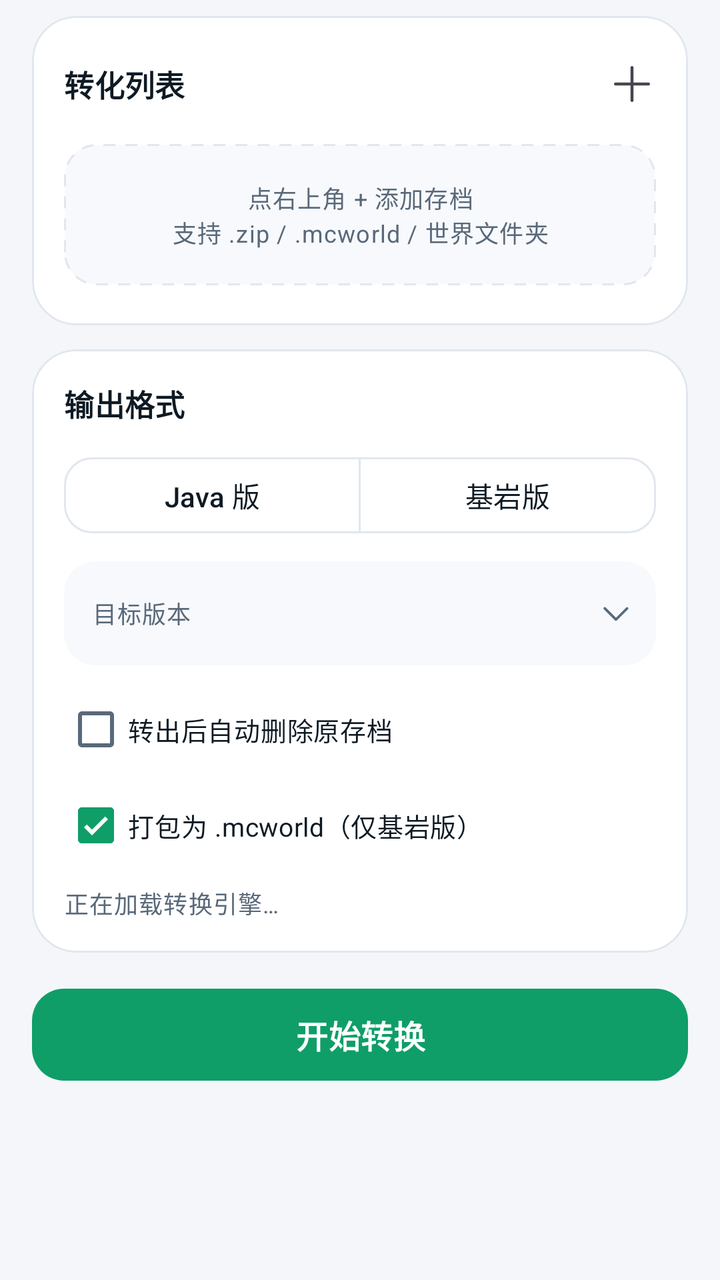
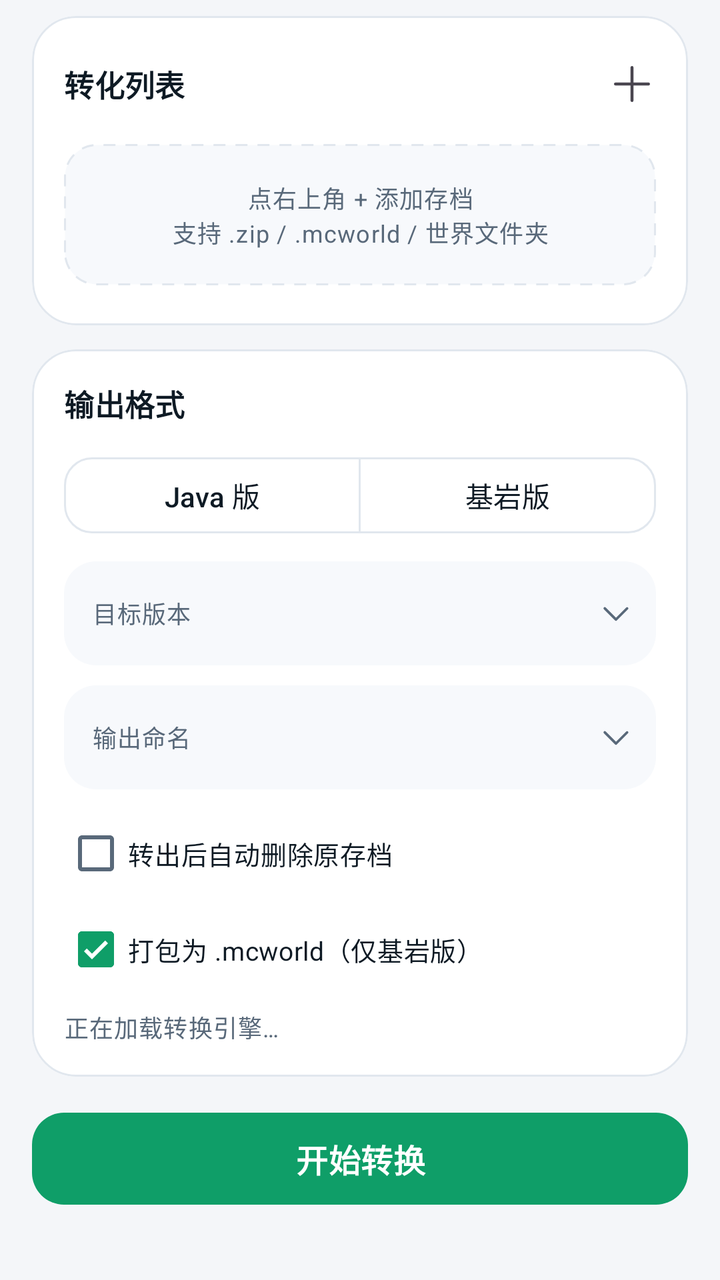

Two renders of the same Android screen: before a commit and after it. Below are the layout's source before the change and the commit's diff.
<!-- AndroidManifest.xml: application theme Theme.LiteChunk -->
<!-- res/layout/fragment_convert.xml -->
<?xml version="1.0" encoding="utf-8"?>
<androidx.core.widget.NestedScrollView xmlns:android="http://schemas.android.com/apk/res/android"
    xmlns:app="http://schemas.android.com/apk/res-auto"
    android:layout_width="match_parent"
    android:layout_height="match_parent"
    android:clipToPadding="false"
    android:fillViewport="true"
    android:scrollbars="none">

    <LinearLayout
        android:layout_width="match_parent"
        android:layout_height="wrap_content"
        android:orientation="vertical"
        android:paddingStart="16dp"
        android:paddingTop="8dp"
        android:paddingEnd="16dp"
        android:paddingBottom="28dp">

        
        <com.google.android.material.card.MaterialCardView
            style="@style/Widget.LiteChunk.Card"
            android:layout_width="match_parent"
            android:layout_height="wrap_content">

            <LinearLayout
                android:layout_width="match_parent"
                android:layout_height="wrap_content"
                android:orientation="vertical"
                android:paddingStart="16dp"
                android:paddingTop="14dp"
                android:paddingEnd="8dp"
                android:paddingBottom="14dp">

                <LinearLayout
                    android:layout_width="match_parent"
                    android:layout_height="wrap_content"
                    android:gravity="center_vertical"
                    android:orientation="horizontal">

                    <TextView
                        android:layout_width="0dp"
                        android:layout_height="wrap_content"
                        android:layout_weight="1"
                        android:text="转化列表"
                        android:textAppearance="@style/Text.LiteChunk.Section" />

                    <TextView
                        android:id="@+id/tvQueueCount"
                        android:layout_width="wrap_content"
                        android:layout_height="wrap_content"
                        android:layout_marginEnd="6dp"
                        android:textAppearance="@style/Text.LiteChunk.Caption" />

                    <ImageButton
                        android:id="@+id/btnAdd"
                        android:layout_width="40dp"
                        android:layout_height="40dp"
                        android:background="?attr/selectableItemBackgroundBorderless"
                        android:contentDescription="添加存档"
                        android:src="@drawable/ic_add" />
                </LinearLayout>

                <TextView
                    android:id="@+id/tvQueueEmpty"
                    android:layout_width="match_parent"
                    android:layout_height="wrap_content"
                    android:layout_marginTop="10dp"
                    android:layout_marginEnd="8dp"
                    android:layout_marginBottom="6dp"
                    android:background="@drawable/bg_picker"
                    android:gravity="center"
                    android:padding="18dp"
                    android:text="点右上角 + 添加存档\n支持 .zip / .mcworld / 世界文件夹"
                    android:textAppearance="@style/Text.LiteChunk.Caption" />

                <androidx.recyclerview.widget.RecyclerView
                    android:id="@+id/rvQueue"
                    android:layout_width="match_parent"
                    android:layout_height="wrap_content"
                    android:layout_marginEnd="8dp"
                    android:nestedScrollingEnabled="false"
                    android:overScrollMode="never" />

                <TextView
                    android:id="@+id/tvQueueHint"
                    android:layout_width="match_parent"
                    android:layout_height="wrap_content"
                    android:layout_marginTop="4dp"
                    android:layout_marginEnd="8dp"
                    android:text="左滑或右滑可快速移除，也可以点右侧删除按钮"
                    android:textAppearance="@style/Text.LiteChunk.Caption"
                    android:visibility="gone" />
            </LinearLayout>
        </com.google.android.material.card.MaterialCardView>

        
        <com.google.android.material.card.MaterialCardView
            style="@style/Widget.LiteChunk.Card"
            android:layout_width="match_parent"
            android:layout_height="wrap_content"
            android:layout_marginTop="12dp">

            <LinearLayout
                android:layout_width="match_parent"
                android:layout_height="wrap_content"
                android:orientation="vertical"
                android:padding="16dp">

                <TextView
                    android:layout_width="wrap_content"
                    android:layout_height="wrap_content"
                    android:text="输出格式"
                    android:textAppearance="@style/Text.LiteChunk.Section" />

                <com.google.android.material.button.MaterialButtonToggleGroup
                    android:id="@+id/toggleEdition"
                    android:layout_width="match_parent"
                    android:layout_height="wrap_content"
                    android:layout_marginTop="12dp"
                    app:selectionRequired="true"
                    app:singleSelection="true">

                    <com.google.android.material.button.MaterialButton
                        android:id="@+id/btnJava"
                        style="@style/Widget.Material3.Button.OutlinedButton"
                        android:layout_width="0dp"
                        android:layout_height="46dp"
                        android:layout_weight="1"
                        android:text="Java 版"
                        android:textSize="14sp"
                        app:cornerRadius="14dp" />

                    <com.google.android.material.button.MaterialButton
                        android:id="@+id/btnBedrock"
                        style="@style/Widget.Material3.Button.OutlinedButton"
                        android:layout_width="0dp"
                        android:layout_height="46dp"
                        android:layout_weight="1"
                        android:text="基岩版"
                        android:textSize="14sp"
                        app:cornerRadius="14dp" />
                </com.google.android.material.button.MaterialButtonToggleGroup>

                <LinearLayout
                    android:id="@+id/rowVersion"
                    android:layout_width="match_parent"
                    android:layout_height="52dp"
                    android:layout_marginTop="10dp"
                    android:background="@drawable/bg_row"
                    android:clickable="true"
                    android:focusable="true"
                    android:gravity="center_vertical"
                    android:orientation="horizontal"
                    android:paddingStart="14dp"
                    android:paddingEnd="10dp">

                    <TextView
                        android:layout_width="wrap_content"
                        android:layout_height="wrap_content"
                        android:text="目标版本"
                        android:textAppearance="@style/Text.LiteChunk.Caption" />

                    <TextView
                        android:id="@+id/tvVersion"
                        android:layout_width="0dp"
                        android:layout_height="wrap_content"
                        android:layout_marginStart="12dp"
                        android:layout_weight="1"
                        android:textColor="@color/text"
                        android:textSize="14sp"
                        android:textStyle="bold" />

                    <ImageView
                        android:layout_width="20dp"
                        android:layout_height="20dp"
                        android:contentDescription="@null"
                        android:src="@drawable/ic_expand_more"
                        app:tint="@color/text_dim" />
                </LinearLayout>

                <com.google.android.material.checkbox.MaterialCheckBox
                    android:id="@+id/cbDeleteSource"
                    android:layout_width="match_parent"
                    android:layout_height="wrap_content"
                    android:layout_marginTop="8dp"
                    android:checked="false"
                    android:text="转出后自动删除原存档"
                    android:textColor="@color/text"
                    android:textSize="13sp" />

                <com.google.android.material.checkbox.MaterialCheckBox
                    android:id="@+id/cbPackMcworld"
                    android:layout_width="match_parent"
                    android:layout_height="wrap_content"
                    android:checked="true"
                    android:text="打包为 .mcworld（仅基岩版）"
                    android:textColor="@color/text"
                    android:textSize="13sp" />

                <TextView
                    android:id="@+id/tvEngine"
                    android:layout_width="match_parent"
                    android:layout_height="wrap_content"
                    android:layout_marginTop="6dp"
                    android:text="正在加载转换引擎…"
                    android:textAppearance="@style/Text.LiteChunk.Caption" />
            </LinearLayout>
        </com.google.android.material.card.MaterialCardView>

        <com.google.android.material.button.MaterialButton
            android:id="@+id/btnConvert"
            style="@style/Widget.LiteChunk.PrimaryButton"
            android:layout_width="match_parent"
            android:layout_height="54dp"
            android:layout_marginTop="14dp"
            android:enabled="false"
            android:text="开始转换" />

        
        <com.google.android.material.card.MaterialCardView
            android:id="@+id/cardProgress"
            style="@style/Widget.LiteChunk.Card"
            android:layout_width="match_parent"
            android:layout_height="wrap_content"
            android:layout_marginTop="12dp"
            android:visibility="gone">

            <LinearLayout
                android:layout_width="match_parent"
                android:layout_height="wrap_content"
                android:orientation="vertical"
                android:padding="16dp">

                <LinearLayout
                    android:layout_width="match_parent"
                    android:layout_height="wrap_content"
                    android:gravity="center_vertical"
                    android:orientation="horizontal">

                    <TextView
                        android:id="@+id/tvProgressTitle"
                        android:layout_width="0dp"
                        android:layout_height="wrap_content"
                        android:layout_weight="1"
                        android:textColor="@color/text"
                        android:textSize="14sp"
                        android:textStyle="bold" />

                    <TextView
                        android:id="@+id/tvProgressPercent"
                        android:layout_width="wrap_content"
                        android:layout_height="wrap_content"
                        android:textColor="@color/accent"
                        android:textSize="14sp"
                        android:textStyle="bold" />
                </LinearLayout>

                <com.google.android.material.progressindicator.LinearProgressIndicator
                    android:id="@+id/progress"
                    android:layout_width="match_parent"
                    android:layout_height="wrap_content"
                    android:layout_marginTop="10dp"
                    app:indicatorColor="@color/accent"
                    app:trackColor="@color/surface_high"
                    app:trackCornerRadius="4dp"
                    app:trackThickness="8dp" />

                <TextView
                    android:id="@+id/tvStage"
                    android:layout_width="match_parent"
                    android:layout_height="wrap_content"
                    android:layout_marginTop="10dp"
                    android:textAppearance="@style/Text.LiteChunk.Caption" />

                <com.google.android.material.button.MaterialButton
                    android:id="@+id/btnCancel"
                    style="@style/Widget.LiteChunk.OutlinedButton"
                    android:layout_width="wrap_content"
                    android:layout_height="44dp"
                    android:layout_marginTop="10dp"
                    android:text="取消" />
            </LinearLayout>
        </com.google.android.material.card.MaterialCardView>

        
        <com.google.android.material.card.MaterialCardView
            android:id="@+id/cardOutputs"
            style="@style/Widget.LiteChunk.Card"
            android:layout_width="match_parent"
            android:layout_height="wrap_content"
            android:layout_marginTop="12dp"
            android:visibility="gone">

            <LinearLayout
                android:layout_width="match_parent"
                android:layout_height="wrap_content"
                android:orientation="vertical"
                android:paddingStart="16dp"
                android:paddingTop="14dp"
                android:paddingEnd="16dp"
                android:paddingBottom="14dp">

                <TextView
                    android:layout_width="wrap_content"
                    android:layout_height="wrap_content"
                    android:text="本轮输出"
                    android:textAppearance="@style/Text.LiteChunk.Section" />

                <androidx.recyclerview.widget.RecyclerView
                    android:id="@+id/rvOutputs"
                    android:layout_width="match_parent"
                    android:layout_height="wrap_content"
                    android:layout_marginTop="8dp"
                    android:nestedScrollingEnabled="false"
                    android:overScrollMode="never" />

                <TextView
                    android:id="@+id/tvGoFiles"
                    android:layout_width="wrap_content"
                    android:layout_height="wrap_content"
                    android:layout_marginTop="4dp"
                    android:paddingTop="8dp"
                    android:paddingBottom="8dp"
                    android:text="前往文件页管理全部输出 ›"
                    android:textColor="@color/accent"
                    android:textSize="13sp" />
            </LinearLayout>
        </com.google.android.material.card.MaterialCardView>

        
        <com.google.android.material.card.MaterialCardView
            android:id="@+id/cardError"
            style="@style/Widget.LiteChunk.Card"
            android:layout_width="match_parent"
            android:layout_height="wrap_content"
            android:layout_marginTop="12dp"
            android:visibility="gone">

            <LinearLayout
                android:layout_width="match_parent"
                android:layout_height="wrap_content"
                android:orientation="vertical"
                android:padding="16dp">

                <TextView
                    android:layout_width="wrap_content"
                    android:layout_height="wrap_content"
                    android:text="转换失败"
                    android:textColor="@color/danger"
                    android:textSize="14sp"
                    android:textStyle="bold" />

                <TextView
                    android:id="@+id/tvError"
                    android:layout_width="match_parent"
                    android:layout_height="wrap_content"
                    android:layout_marginTop="6dp"
                    android:textAppearance="@style/Text.LiteChunk.Caption" />

                <com.google.android.material.button.MaterialButton
                    android:id="@+id/btnDismissError"
                    style="@style/Widget.LiteChunk.TextButton"
                    android:layout_width="wrap_content"
                    android:layout_height="wrap_content"
                    android:layout_marginTop="4dp"
                    android:text="知道了" />
            </LinearLayout>
        </com.google.android.material.card.MaterialCardView>

    </LinearLayout>
</androidx.core.widget.NestedScrollView>
<!-- resources referenced by this layout -->
<resources>
  <color name="accent">#FF0F9E68</color>
  <color name="danger">#FFD92D20</color>
  <color name="surface_high">#FFF2F5F9</color>
  <color name="text">#FF0E1A24</color>
  <color name="text_dim">#FF59697A</color>
  <!-- drawable bg_row (drawable) -->
  <?xml version="1.0" encoding="utf-8"?>
  <ripple xmlns:android="http://schemas.android.com/apk/res/android"
      android:color="@color/accent_24">
      <item>
          <shape android:shape="rectangle">
              <corners android:radius="16dp" />
              <solid android:color="@color/row_bg" />
          </shape>
      </item>
  </ripple>
  <!-- drawable ic_add (drawable) -->
  <?xml version="1.0" encoding="utf-8"?>
  <vector xmlns:android="http://schemas.android.com/apk/res/android"
      android:width="24dp"
      android:height="24dp"
      android:tint="?attr/colorControlNormal"
      android:viewportHeight="16"
      android:viewportWidth="16">
      <path
          android:fillColor="#FFFFFFFF"
          android:pathData="M8,2a0.5,0.5 0 0,1 0.5,0.5V7.5h5a0.5,0.5 0 0,1 0,1h-5v5a0.5,0.5 0 0,1 -1,0v-5h-5a0.5,0.5 0 0,1 0,-1h5v-5A0.5,0.5 0 0,1 8,2z" />
  </vector>
  <!-- drawable ic_expand_more (drawable) -->
  <?xml version="1.0" encoding="utf-8"?>
  <vector xmlns:android="http://schemas.android.com/apk/res/android"
      android:width="24dp"
      android:height="24dp"
      android:tint="?attr/colorControlNormal"
      android:viewportHeight="16"
      android:viewportWidth="16">
      <path
          android:fillColor="#FFFFFFFF"
          android:pathData="M3.15,5.65a0.5,0.5 0 0,1 0.7,0L8,9.79l4.15,-4.14a0.5,0.5 0 0,1 0.7,0.7l-4.5,4.5a0.5,0.5 0 0,1 -0.7,0l-4.5,-4.5a0.5,0.5 0 0,1 0,-0.7z" />
  </vector>
  <style name="Text.LiteChunk.Caption" parent="TextAppearance.Material3.BodySmall">
          <item name="android:textColor">@color/text_dim</item>
          <item name="android:textSize">12sp</item>
      </style>
  <style name="Text.LiteChunk.Section" parent="TextAppearance.Material3.TitleMedium">
          <item name="android:textColor">@color/text</item>
          <item name="android:textSize">15sp</item>
          <item name="android:textStyle">bold</item>
      </style>
  <style name="Widget.LiteChunk.Card" parent="Widget.Material3.CardView.Outlined">
          <item name="cardCornerRadius">22dp</item>
          <item name="cardElevation">0dp</item>
          <item name="strokeColor">@color/divider</item>
          <item name="strokeWidth">1dp</item>
          <item name="cardBackgroundColor">@color/surface</item>
      </style>
  <style name="Widget.LiteChunk.OutlinedButton" parent="Widget.Material3.Button.OutlinedButton">
          <item name="android:layout_height">44dp</item>
          <item name="cornerRadius">14dp</item>
          <item name="strokeColor">@color/divider</item>
          <item name="android:textColor">@color/text</item>
          <item name="android:textSize">13sp</item>
      </style>
  <style name="Widget.LiteChunk.PrimaryButton" parent="Widget.Material3.Button">
          <item name="android:layout_height">54dp</item>
          <item name="cornerRadius">16dp</item>
          <item name="android:textSize">16sp</item>
          <item name="android:textStyle">bold</item>
          <item name="android:letterSpacing">0.01</item>
          <item name="backgroundTint">@color/accent</item>
          <item name="android:textColor">@color/white</item>
      </style>
  <style name="Widget.LiteChunk.TextButton" parent="Widget.Material3.Button.TextButton">
          <item name="android:textColor">@color/accent</item>
          <item name="android:textSize">14sp</item>
      </style>
  <color name="row_bg_pressed">#FFEDF1F6</color>
  <color name="accent_24">#3D0F9E68</color>
  <color name="row_bg">#FFF7F9FC</color>
  <color name="divider">#FFE1E7EE</color>
  <color name="surface">#FFFFFFFF</color>
  <color name="white">#FFFFFFFF</color>
  <color name="accent_container">#FFE1F5EC</color>
  <color name="accent_alt">#FF2568CE</color>
  <color name="accent_alt_container">#FFE6EFFC</color>
  <color name="bg">#FFF4F6F9</color>
  <!-- unchanged entries left out for length: 2 -->
</resources>

<!-- the commit's change to res/layout/fragment_convert.xml (unified diff, before → after) -->
@@ -178,6 +178,45 @@
                         app:tint="@color/text_dim" />
                 </LinearLayout>
 
+                <LinearLayout
+                    android:id="@+id/rowNaming"
+                    android:layout_width="match_parent"
+                    android:layout_height="52dp"
+                    android:layout_marginTop="10dp"
+                    android:background="@drawable/bg_row"
+                    android:clickable="true"
+                    android:focusable="true"
+                    android:gravity="center_vertical"
+                    android:orientation="horizontal"
+                    android:paddingStart="14dp"
+                    android:paddingEnd="10dp">
+
+                    <TextView
+                        android:layout_width="wrap_content"
+                        android:layout_height="wrap_content"
+                        android:text="输出命名"
+                        android:textAppearance="@style/Text.LiteChunk.Caption" />
+
+                    <TextView
+                        android:id="@+id/tvNamingPreview"
+                        android:layout_width="0dp"
+                        android:layout_height="wrap_content"
+                        android:layout_marginStart="12dp"
+                        android:layout_weight="1"
+                        android:ellipsize="middle"
+                        android:singleLine="true"
+                        android:textColor="@color/text"
+                        android:textSize="14sp"
+                        android:textStyle="bold" />
+
+                    <ImageView
+                        android:layout_width="20dp"
+                        android:layout_height="20dp"
+                        android:contentDescription="@null"
+                        android:src="@drawable/ic_expand_more"
+                        app:tint="@color/text_dim" />
+                </LinearLayout>
+
                 <com.google.android.material.checkbox.MaterialCheckBox
                     android:id="@+id/cbDeleteSource"
                     android:layout_width="match_parent"
